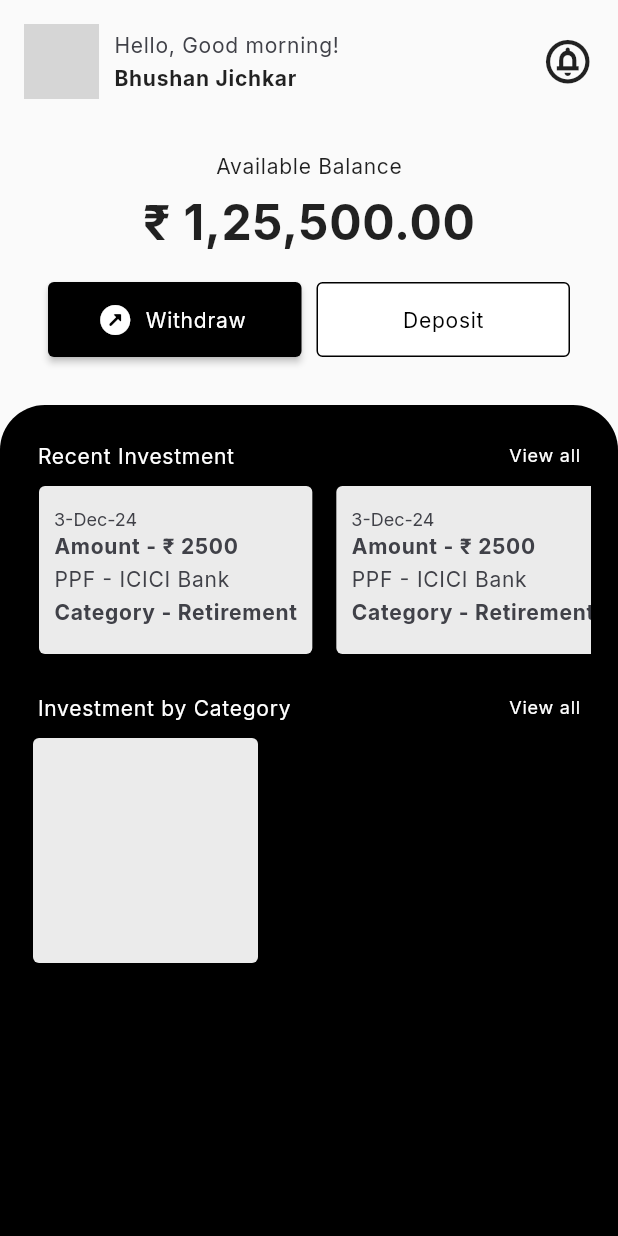
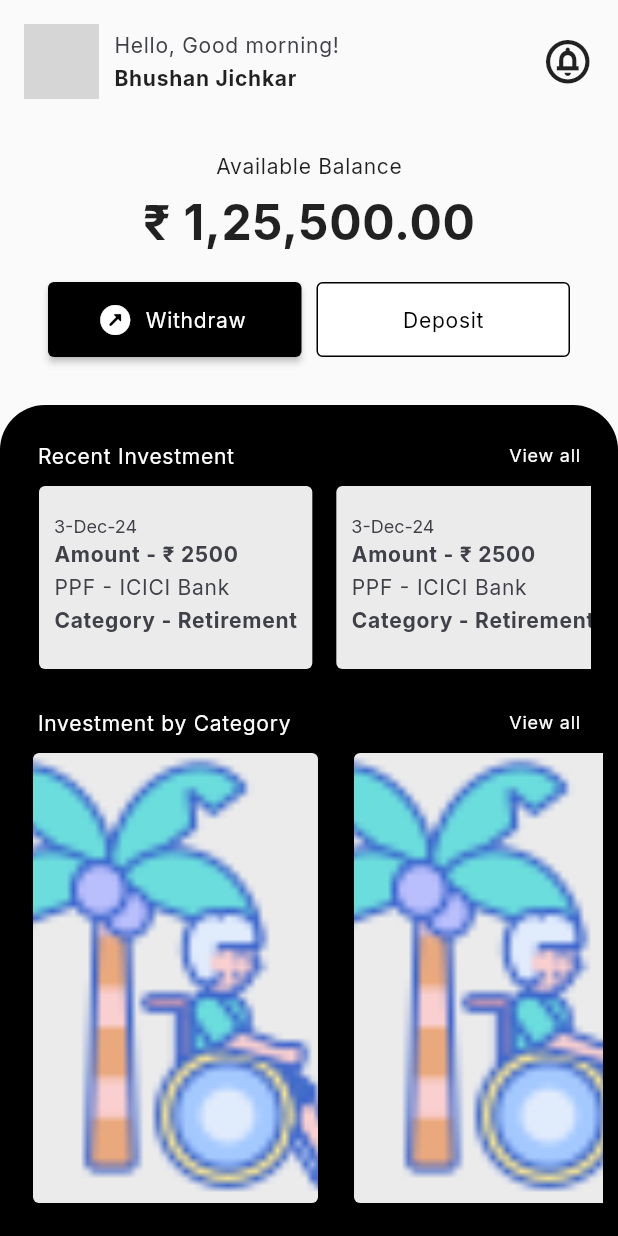
Before and after one commit to brjichkar/Wealth_Quest, a Flutter app: the screen it shows after launch, on a phone screen of 412 x 824 dp. Run offline on Flutter 3.47's test engine with Material 2 defaults, Android fonts, the phone set to English and light mode, and no system bars; our stand-ins replace google_fonts; network calls fail; grey boxes are pictures that could not be loaded.

Commit message:
code uddate

```diff
--- a/lib/presentation/homepage/homepage.dart
+++ b/lib/presentation/homepage/homepage.dart
@@ -5,6 +5,7 @@ import 'package:wealth_quest/presentation/homepage/recent_investment.dart';
 
 import '../../constants/app_constants.dart';
 import 'homepage_balance.dart';
+import 'investment_categories.dart';
 
 class HomePage extends StatefulWidget {
   const HomePage({super.key});
@@ -117,17 +118,7 @@ class _HomePageState extends State<HomePage> {
                         ],
                       ),
                     ),
-                    Padding(
-                      padding: EdgeInsets.all(8.0),
-                      child: Card(
-                        shadowColor: Colors.black,
-                        color: Color(0xffebebeb),
-                        child: SizedBox(
-                          height: 150,
-                          width: 150,
-                        ),
-                      ),
-                    ),
+                    InvestmentByCategory()
                   ],
                 ),
               ),
--- /dev/null
+++ b/lib/presentation/homepage/investment_categories.dart
@@ -0,0 +1,44 @@
+import 'package:flutter/material.dart';
+import 'package:google_fonts/google_fonts.dart';
+
+import '../../constants/app_constants.dart';
+
+class InvestmentByCategory extends StatefulWidget {
+  const InvestmentByCategory({super.key});
+
+  @override
+  State<InvestmentByCategory> createState() => _InvestmentByCategoryState();
+}
+
+class _InvestmentByCategoryState extends State<InvestmentByCategory> {
+  @override
+  Widget build(BuildContext context) {
+    return Expanded(
+      child: ListView.builder(
+        scrollDirection: Axis.horizontal,
+        itemCount: 10,
+        itemBuilder: (BuildContext context, int index) {
+          return Padding(
+            padding: EdgeInsets.all(8.0),
+            child: Card(
+              shadowColor: Colors.black,
+              color: Color(0xffebebeb),
+              child: Container(
+                  width: 190,
+                  decoration: const BoxDecoration(
+                    image: DecorationImage(
+                      image: AssetImage("assets/icons/retirement.png"),
+                      fit: BoxFit.cover,
+                    ),
+                  ),
+                  child: SizedBox(
+                    height: 100,
+                    width: 100,
+                  )),
+            ),
+          );
+        },
+      ),
+    );
+  }
+}
--- a/lib/presentation/homepage/recent_investment.dart
+++ b/lib/presentation/homepage/recent_investment.dart
@@ -16,7 +16,7 @@ class _RecentInvestmentState extends State<RecentInvestment> {
     return Padding(
       padding: const EdgeInsets.all(8.0),
       child: SizedBox(
-        height: 120,
+        height: 130,
         child: ListView.builder(
             scrollDirection: Axis.horizontal,
             itemCount: 10,
```
Also changed, not shown: assets/icons/fitness-svgrepo-com.svg (deleted), assets/icons/fl_chart_logo_icon.png (deleted), assets/icons/fl_chart_logo_text.svg (deleted), assets/icons/ic_bar_chart.svg (deleted), assets/icons/ic_line_chart.svg (deleted), assets/icons/ic_pie_chart.svg (deleted), assets/icons/ic_radar_chart.svg (deleted), assets/icons/ic_scatter_chart.svg (deleted), assets/icons/image_annotation.png (deleted), assets/icons/librarian-svgrepo-com.svg (deleted), assets/icons/ophthalmology-svgrepo-com.svg (deleted), assets/icons/retirement.png (added), assets/icons/worker-svgrepo-com.svg (deleted).
